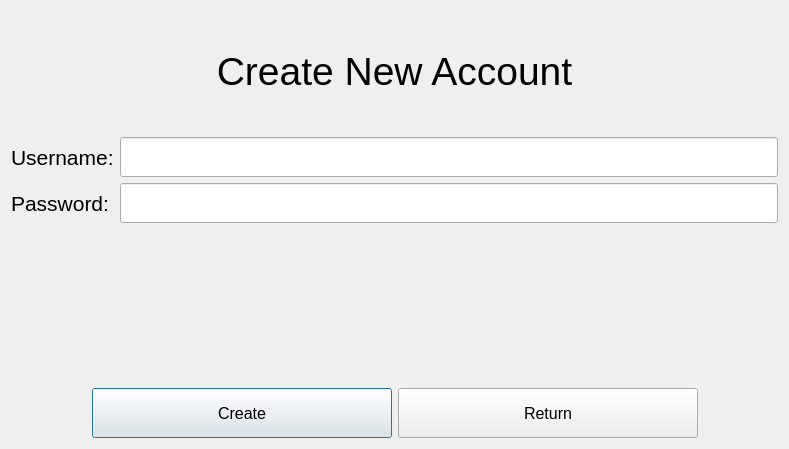
First picture: the form in UI/createAccount.ui, repository Sp1riting/A-Level-Coursework, before the edit.
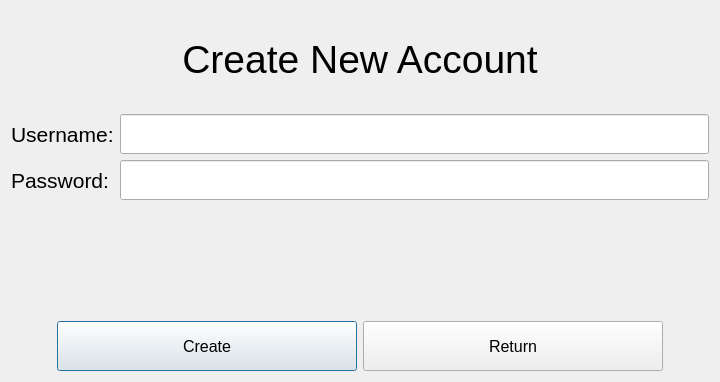
Second picture: the form after the edit.

Commit message: made UI changes, and a main menu UI

```diff
--- a/UI/createAccount.ui
+++ b/UI/createAccount.ui
@@ -6,8 +6,8 @@
    <rect>
     <x>0</x>
     <y>0</y>
-    <width>789</width>
-    <height>449</height>
+    <width>720</width>
+    <height>382</height>
    </rect>
   </property>
   <property name="windowTitle">
```
Left out of the diff: 16 changed lines with no effect on the pictures. The commit also changes 7 other files.
